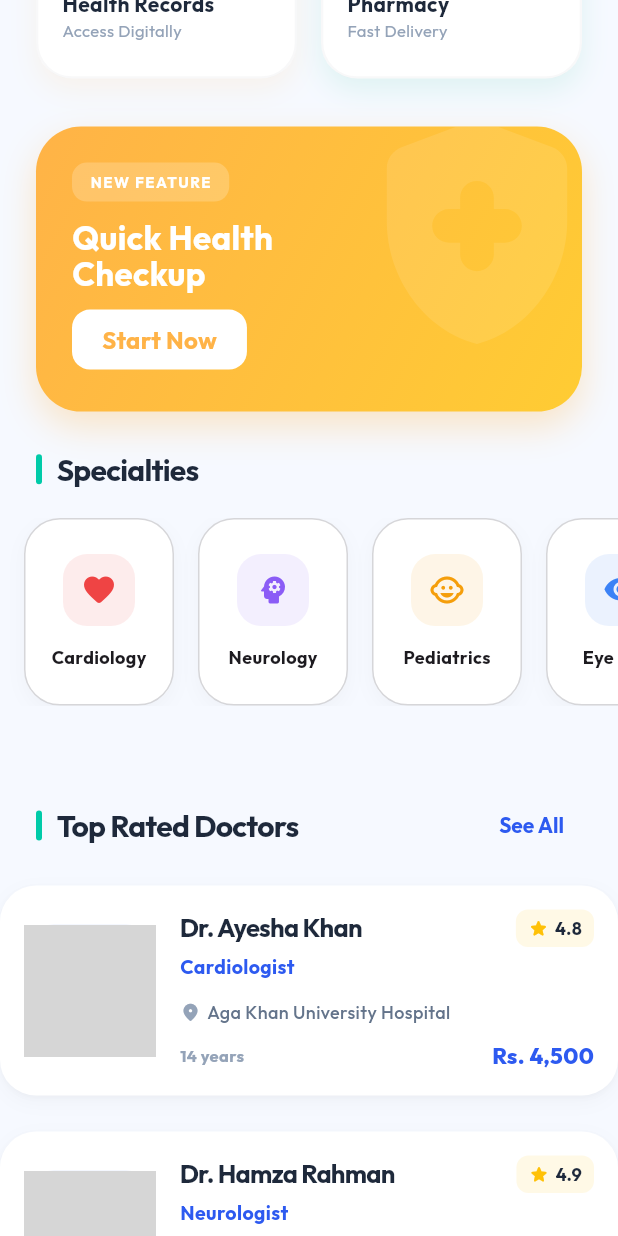
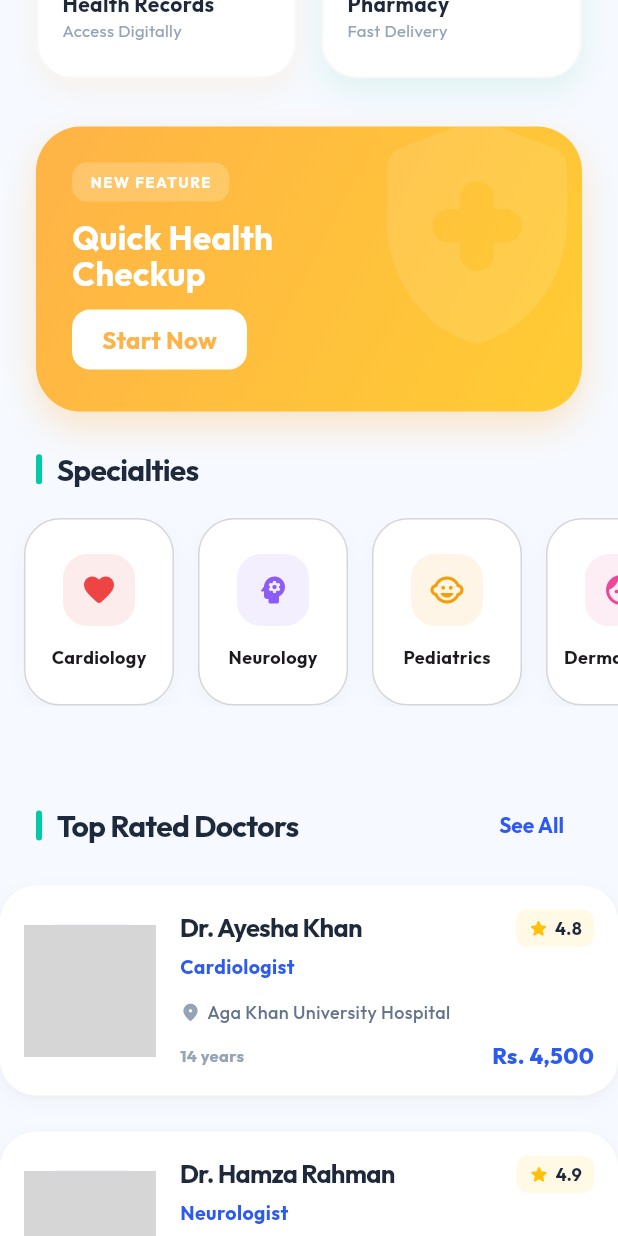
Before and after one commit to Choudhary-Khuzaim/MediMeet, a Flutter app: the HomeScreen screen opened directly, scrolled down 576 dp, on a phone screen of 412 x 824 dp. Run offline on Flutter 3.47's test engine with Material 3 defaults, Android fonts, the phone set to English and light mode, and no system bars; drawn by our look-alikes of flutter_animate; our stand-ins replace google_fonts, shared_preferences, table_calendar; accounts and stored records are empty; network calls fail; grey boxes are pictures that could not be loaded.

Commit message:
Fixed broken home screen navigation and updated doctor categories

```diff
--- a/lib/screens/doctors_list_screen.dart
+++ b/lib/screens/doctors_list_screen.dart
@@ -110,6 +110,7 @@ class _DoctorsListScreenState extends State<DoctorsListScreen> {
                     'Pediatrician',
                     'Psychiatrist',
                     'Dermatologist',
+                    'Orthopedic Surgeon',
                   ].map((cat) {
                     final isSelected = _selectedCategory == cat;
                     return Padding(
@@ -140,7 +141,9 @@ class _DoctorsListScreenState extends State<DoctorsListScreen> {
                             boxShadow: isSelected
                                 ? [
                                     BoxShadow(
-                                      color: AppColors.primary.withValues(alpha: 0.2),
+                                      color: AppColors.primary.withValues(
+                                        alpha: 0.2,
+                                      ),
                                       blurRadius: 8,
                                       offset: const Offset(0, 4),
                                     ),
--- a/lib/screens/home_screen.dart
+++ b/lib/screens/home_screen.dart
@@ -179,7 +179,9 @@ class HomeScreen extends StatelessWidget {
                               borderRadius: BorderRadius.circular(14),
                               boxShadow: [
                                 BoxShadow(
-                                  color: AppColors.primary.withValues(alpha: 0.3),
+                                  color: AppColors.primary.withValues(
+                                    alpha: 0.3,
+                                  ),
                                   blurRadius: 10,
                                   offset: const Offset(0, 4),
                                 ),
@@ -308,30 +310,70 @@ class HomeScreen extends StatelessWidget {
                       padding: const EdgeInsets.symmetric(horizontal: 16),
                       physics: const ClampingScrollPhysics(),
                       children: [
-                        const _SpecialtyCard(
+                        _SpecialtyCard(
                           icon: Icons.favorite_rounded,
                           label: 'Cardiology',
-                          color: Color(0xFFEF4444),
+                          color: const Color(0xFFEF4444),
+                          onTap: () => Navigator.push(
+                            context,
+                            MaterialPageRoute(
+                              builder: (_) => const DoctorsListScreen(
+                                initialCategory: 'Cardiologist',
                               ),
-                        const _SpecialtyCard(
+                            ),
+                          ),
+                        ),
+                        _SpecialtyCard(
                           icon: Icons.psychology_rounded,
                           label: 'Neurology',
-                          color: Color(0xFF8B5CF6),
+                          color: const Color(0xFF8B5CF6),
+                          onTap: () => Navigator.push(
+                            context,
+                            MaterialPageRoute(
+                              builder: (_) => const DoctorsListScreen(
+                                initialCategory: 'Neurologist',
                               ),
-                        const _SpecialtyCard(
+                            ),
+                          ),
+                        ),
+                        _SpecialtyCard(
                           icon: Icons.child_care_rounded,
                           label: 'Pediatrics',
-                          color: Color(0xFFF59E0B),
+                          color: const Color(0xFFF59E0B),
+                          onTap: () => Navigator.push(
+                            context,
+                            MaterialPageRoute(
+                              builder: (_) => const DoctorsListScreen(
+                                initialCategory: 'Pediatrician',
                               ),
-                        const _SpecialtyCard(
-                          icon: Icons.visibility_rounded,
-                          label: 'Eye Care',
-                          color: Color(0xFF3B82F6),
                             ),
-                        const _SpecialtyCard(
-                          icon: Icons.coronavirus_rounded,
-                          label: 'Infection',
-                          color: Color(0xFF10B981),
+                          ),
+                        ),
+                        _SpecialtyCard(
+                          icon: Icons.face_retouching_natural_rounded,
+                          label: 'Dermatology',
+                          color: const Color(0xFFEC4899),
+                          onTap: () => Navigator.push(
+                            context,
+                            MaterialPageRoute(
+                              builder: (_) => const DoctorsListScreen(
+                                initialCategory: 'Dermatologist',
+                              ),
+                            ),
+                          ),
+                        ),
+                        _SpecialtyCard(
+                          icon: Icons.mood_rounded,
+                          label: 'Psychiatry',
+                          color: const Color(0xFF10B981),
+                          onTap: () => Navigator.push(
+                            context,
+                            MaterialPageRoute(
+                              builder: (_) => const DoctorsListScreen(
+                                initialCategory: 'Psychiatrist',
+                              ),
+                            ),
+                          ),
                         ),
                       ].animate(interval: 50.ms).fadeIn().slideX(begin: 0.2),
                     ),
@@ -652,7 +694,12 @@ class _FeaturedBanner extends StatelessWidget {
                 ),
                 const Spacer(),
                 ElevatedButton(
-                  onPressed: () {},
+                  onPressed: () => Navigator.push(
+                    context,
+                    MaterialPageRoute(
+                      builder: (_) => const DoctorsListScreen(),
+                    ),
+                  ),
                   style: ElevatedButton.styleFrom(
                     backgroundColor: Colors.white,
                     foregroundColor: AppColors.accent,
@@ -680,16 +727,20 @@ class _SpecialtyCard extends StatelessWidget {
   final IconData icon;
   final String label;
   final Color color;
+  final VoidCallback? onTap;
 
   const _SpecialtyCard({
     required this.icon,
     required this.label,
     required this.color,
+    this.onTap,
   });
 
   @override
   Widget build(BuildContext context) {
-    return Container(
+    return GestureDetector(
+      onTap: onTap,
+      child: Container(
         width: 100,
         margin: const EdgeInsets.only(right: 16),
         decoration: BoxDecoration(
@@ -727,6 +778,7 @@ class _SpecialtyCard extends StatelessWidget {
               ),
             ),
           ],
+        ),
       ),
     );
   }
```
Lines whose indentation alone changed are shown as unchanged.
